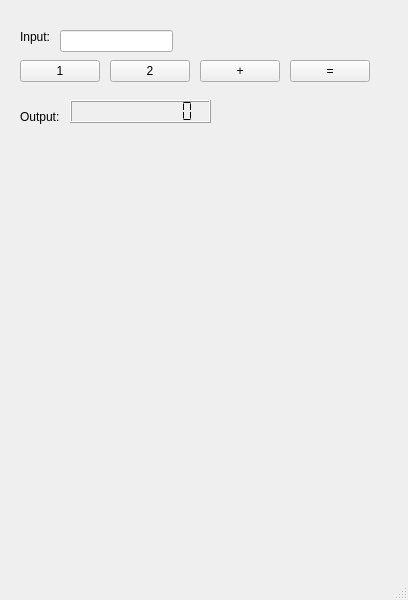
First picture: the form in components/main.ui, repository biraj094/plc-calculator, before the edit.
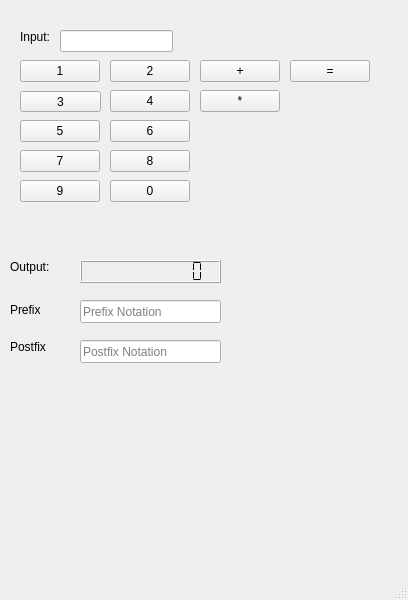
Second picture: the form after the edit.

Commit message: bug in prefix postfix

What changed in the file:
```diff
--- a/components/main.ui
+++ b/components/main.ui
@@ -79,8 +79,8 @@
    <widget class="QLabel" name="output_label">
     <property name="geometry">
      <rect>
-      <x>20</x>
-      <y>110</y>
+      <x>10</x>
+      <y>260</y>
       <width>57</width>
       <height>14</height>
      </rect>
@@ -92,8 +92,8 @@
    <widget class="QLCDNumber" name="output_lcd">
     <property name="geometry">
      <rect>
-      <x>70</x>
-      <y>100</y>
+      <x>80</x>
+      <y>260</y>
       <width>141</width>
       <height>23</height>
      </rect>
@@ -127,6 +127,181 @@
      <string>=</string>
     </property>
    </widget>
+   <widget class="QPushButton" name="button_3">
+    <property name="geometry">
+     <rect>
+      <x>20</x>
+      <y>91</y>
+      <width>81</width>
+      <height>21</height>
+     </rect>
+    </property>
+    <property name="text">
+     <string>3</string>
+    </property>
+   </widget>
+   <widget class="QPushButton" name="button_4">
+    <property name="geometry">
+     <rect>
+      <x>110</x>
+      <y>90</y>
+      <width>80</width>
+      <height>22</height>
+     </rect>
+    </property>
+    <property name="text">
+     <string>4</string>
+    </property>
+   </widget>
+   <widget class="QPushButton" name="button_5">
+    <property name="geometry">
+     <rect>
+      <x>20</x>
+      <y>120</y>
+      <width>80</width>
+      <height>22</height>
+     </rect>
+    </property>
+    <property name="text">
+     <string>5</string>
+    </property>
+   </widget>
+   <widget class="QPushButton" name="button_6">
+    <property name="geometry">
+     <rect>
+      <x>110</x>
+      <y>120</y>
+      <width>80</width>
+      <height>22</height>
+     </rect>
+    </property>
+    <property name="text">
+     <string>6</string>
+    </property>
+   </widget>
+   <widget class="QPushButton" name="button_7">
+    <property name="geometry">
+     <rect>
+      <x>20</x>
+      <y>150</y>
+      <width>80</width>
+      <height>22</height>
+     </rect>
+    </property>
+    <property name="text">
+     <string>7</string>
+    </property>
+   </widget>
+   <widget class="QPushButton" name="button_8">
+    <property name="geometry">
+     <rect>
+      <x>110</x>
+      <y>150</y>
+      <width>80</width>
+      <height>22</height>
+     </rect>
+    </property>
+    <property name="text">
+     <string>8</string>
+    </property>
+   </widget>
+   <widget class="QPushButton" name="button_9">
+    <property name="geometry">
+     <rect>
+      <x>20</x>
+      <y>180</y>
+      <width>80</width>
+      <height>22</height>
+     </rect>
+    </property>
+    <property name="text">
+     <string>9</string>
+    </property>
+   </widget>
+   <widget class="QPushButton" name="button_0">
+    <property name="geometry">
+     <rect>
+      <x>110</x>
+      <y>180</y>
+      <width>80</width>
+      <height>22</height>
+     </rect>
+    </property>
+    <property name="text">
+     <string>0</string>
+    </property>
+   </widget>
+   <widget class="QPushButton" name="button_mul">
+    <property name="geometry">
+     <rect>
+      <x>200</x>
+      <y>90</y>
+      <width>80</width>
+      <height>22</height>
+     </rect>
+    </property>
+    <property name="text">
+     <string>*</string>
+    </property>
+   </widget>
+   <widget class="QLabel" name="prefix_title">
+    <property name="geometry">
+     <rect>
+      <x>10</x>
+      <y>300</y>
+      <width>61</width>
+      <height>20</height>
+     </rect>
+    </property>
+    <property name="text">
+     <string>Prefix</string>
+    </property>
+   </widget>
+   <widget class="QLineEdit" name="prefix_text">
+    <property name="geometry">
+     <rect>
+      <x>80</x>
+      <y>300</y>
+      <width>141</width>
+      <height>23</height>
+     </rect>
+    </property>
+       <property name="readOnly">
+    <bool>true</bool>
+   </property>
+      <property name="placeholderText">
+    <string>Prefix Notation</string>
+   </property>
+   </widget>
+   <widget class="QLabel" name="postfix_title">
+    <property name="geometry">
+     <rect>
+      <x>10</x>
+      <y>340</y>
+      <width>57</width>
+      <height>14</height>
+     </rect>
+    </property>
+    <property name="text">
+     <string>Postfix</string>
+    </property>
+   </widget>
+   <widget class="QLineEdit" name="postfix_text">
+    <property name="geometry">
+     <rect>
+      <x>80</x>
+      <y>340</y>
+      <width>141</width>
+      <height>23</height>
+     </rect>
+    </property>
+     <property name="readOnly">
+    <bool>true</bool>
+   </property>
+     <property name="placeholderText">
+    <string>Postfix Notation</string>
+   </property>
+   </widget>
   </widget>
   <widget class="QMenuBar" name="menubar">
    <property name="geometry">
```
Left out of the diff: 2 changed lines with no effect on the pictures. The commit also changes 4 other files.
